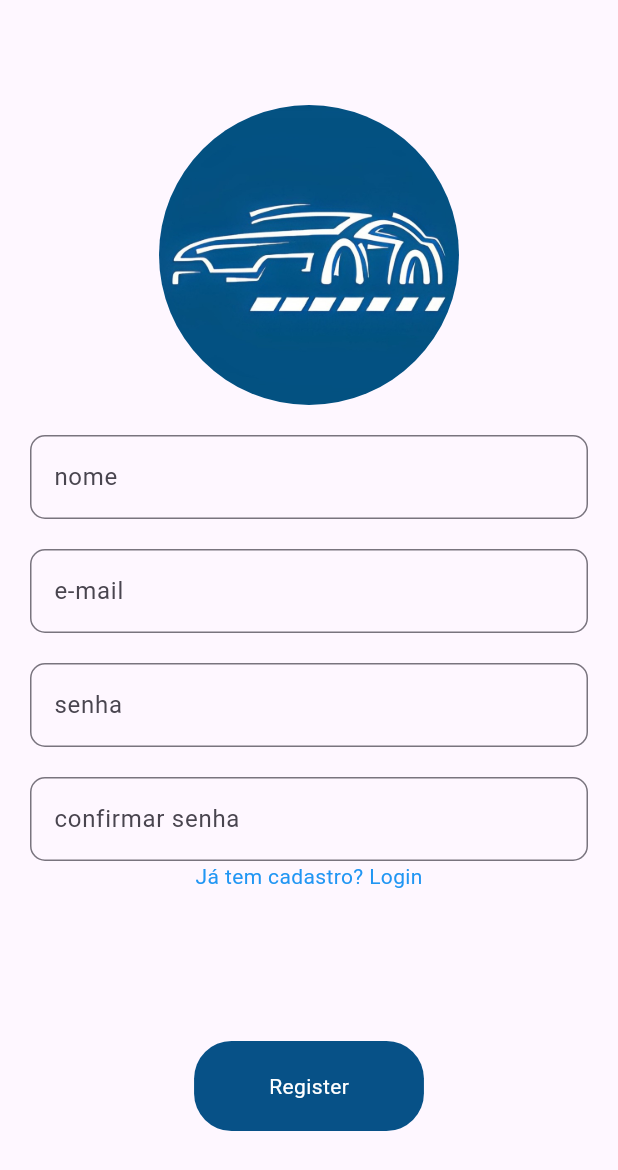
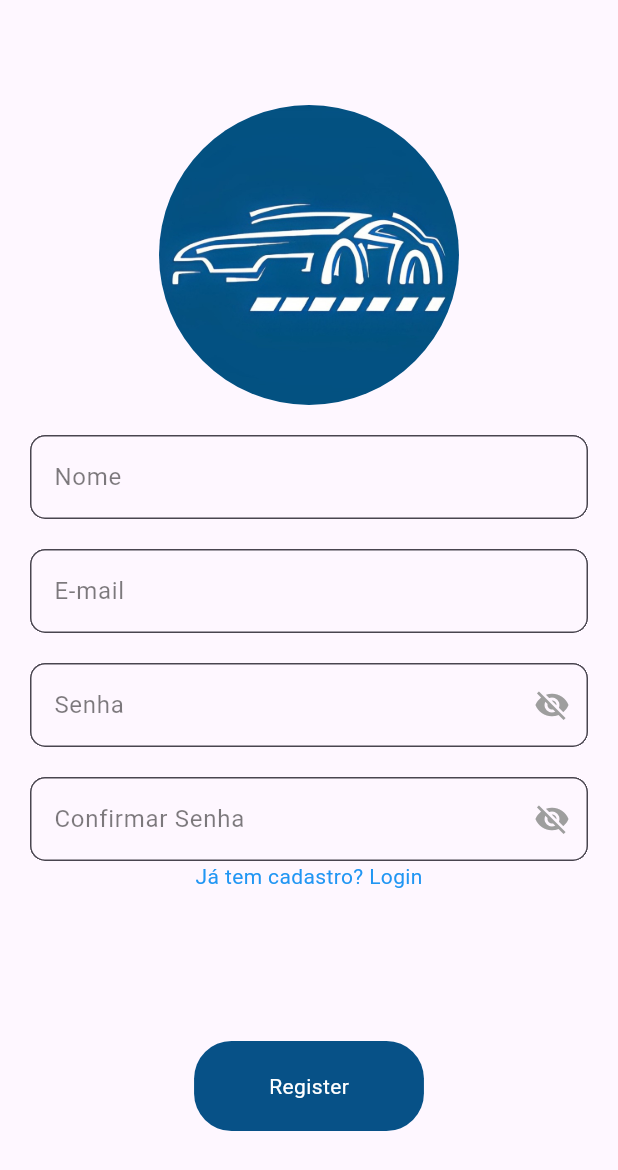
Before and after one commit to kauanBestel/flutter-equipment-booking, a Flutter app: the screen it shows after launch, on a phone screen of 412 x 824 dp. Shown: the top 1170 px of the screen. Run offline on Flutter 3.47's test engine with Material 3 defaults, Android fonts, the phone set to English and light mode, and no system bars; our stand-ins replace firebase_core, flutter_dotenv, table_calendar; missing offline and left inert: steps_indicator; accounts and stored records are empty.

Commit message:
textformfield adjustments

```diff
--- a/lib/presentation/screens/pages/LoginPage.dart
+++ b/lib/presentation/screens/pages/LoginPage.dart
@@ -24,7 +24,7 @@ class LoginPage extends StatelessWidget {
                     height: 200,
                   ),
                 ),
-                const Column(
+                 Column(
                   children: [
                     CustomTextFormField(
                       label: 'E-mail',
@@ -35,6 +35,8 @@ class LoginPage extends StatelessWidget {
                     CustomTextFormField(
                       label: 'Senha',
                     ),
+
+
                   ],
                 ),
                 GestureDetector(
--- a/lib/presentation/screens/pages/ProductsPage.dart
+++ b/lib/presentation/screens/pages/ProductsPage.dart
@@ -10,11 +10,11 @@ class ProductsPage extends StatelessWidget {
   Widget build(BuildContext context) {
     return MaterialApp(
       home: Scaffold(
-        body: const Center(
+        body: Center(
           child: Padding(
             padding: EdgeInsets.all(20.0),
-            child: Column(
-              mainAxisAlignment: MainAxisAlignment.center,
+            child: ListView(
+              shrinkWrap: true,
               children: [
                 CustomTextFormField(label: 'teste'),
               ],
--- a/lib/presentation/screens/pages/RegisterPage.dart
+++ b/lib/presentation/screens/pages/RegisterPage.dart
@@ -2,6 +2,7 @@ import 'package:equipment_boking/presentation/screens/pages/LoginPage.dart';
 import 'package:equipment_boking/presentation/screens/pages/ProductsPage.dart';
 import 'package:equipment_boking/presentation/widgets/custom_textformfield.dart';
 import 'package:equipment_boking/presentation/widgets/custom_button.dart';
+import 'package:equipment_boking/presentation/widgets/form_container_widget.dart';
 import 'package:flutter/material.dart';
 
 class RegisterPage extends StatelessWidget {
@@ -30,19 +31,25 @@ class RegisterPage extends StatelessWidget {
                     const SizedBox(
                       height: 20,
                     ),
-                    const CustomTextFormField(label: 'nome'),
-                    const SizedBox(
-                      height: 20,
+                    const FormContainerWidget(
+                      hintText: 'Nome',
+                      isPasswordField: false,
                     ),
-                    const CustomTextFormField(label: 'e-mail'),
-                    const SizedBox(
-                      height: 20,
+                    SizedBox(height: 20),
+                    const FormContainerWidget(
+                      hintText: 'E-mail',
+                      isPasswordField: false,
                     ),
-                    const CustomTextFormField(label: 'senha'),
-                    const SizedBox(
-                      height: 20,
+                    SizedBox(height: 20),
+                    const FormContainerWidget(
+                      hintText: 'Senha',
+                      isPasswordField: true,
                     ),
-                    const CustomTextFormField(label: 'confirmar senha'),
+                    SizedBox(height: 20),
+                    const FormContainerWidget(
+                      hintText: 'Confirmar Senha',
+                      isPasswordField: true,
+                    ),
                     GestureDetector(
                         onTap: () {
                           Navigator.push(
--- a/lib/presentation/widgets/form_container_widget.dart
+++ b/lib/presentation/widgets/form_container_widget.dart
@@ -12,8 +12,8 @@ class FormContainerWidget extends StatefulWidget {
   final ValueChanged<String>? onFieldSubmitted;
   final TextInputType? inputType;
 
-  const FormContainerWidget(
-      {this.controller,
+  const FormContainerWidget({
+    this.controller,
     this.isPasswordField,
     this.fieldKey,
     this.hintText,
@@ -22,10 +22,11 @@ class FormContainerWidget extends StatefulWidget {
     this.onSaved,
     this.validator,
     this.onFieldSubmitted,
-      this.inputType});
+    this.inputType,
+  });
 
   @override
-  _FormContainerWidgetState createState() => new _FormContainerWidgetState();
+  _FormContainerWidgetState createState() => _FormContainerWidgetState();
 }
 
 class _FormContainerWidgetState extends State<FormContainerWidget> {
@@ -37,10 +38,9 @@ class _FormContainerWidgetState extends State<FormContainerWidget> {
       width: double.infinity,
       clipBehavior: Clip.hardEdge,
       decoration: BoxDecoration(
-        borderRadius: BorderRadius.circular(20),
+        borderRadius: BorderRadius.circular(10.0),
       ),
-      child: new TextFormField(
-          style: TextStyle(color: Colors.black),
+      child: TextFormField(
         controller: widget.controller,
         keyboardType: widget.inputType,
         key: widget.fieldKey,
@@ -48,12 +48,12 @@ class _FormContainerWidgetState extends State<FormContainerWidget> {
         onSaved: widget.onSaved,
         validator: widget.validator,
         onFieldSubmitted: widget.onFieldSubmitted,
-          decoration: new InputDecoration(
-              border: InputBorder.none,
+        decoration: InputDecoration(
+          fillColor: Color.fromARGB(0, 255, 255, 255),
           filled: true,
           hintText: widget.hintText,
-              hintStyle: TextStyle(color: Colors.black45),
-              suffixIcon: new GestureDetector(
+          hintStyle: const TextStyle(color: Color.fromARGB(131, 0, 0, 0)),
+          suffixIcon: GestureDetector(
             onTap: () {
               setState(() {
                 _obscureText = !_obscureText;
@@ -62,11 +62,16 @@ class _FormContainerWidgetState extends State<FormContainerWidget> {
             child: widget.isPasswordField == true
                 ? Icon(
                     _obscureText ? Icons.visibility_off : Icons.visibility,
-                        color:
-                            _obscureText == false ? Colors.blue : Colors.grey,
+                    color: _obscureText == false ? Colors.blue : Colors.grey,
                   )
-                    : Text(""),
-              ))),
+                : const Text(""),
+          ),
+          border: OutlineInputBorder(
+            borderSide: BorderSide(color: Colors.black),
+            borderRadius: BorderRadius.circular(10.0),
+          ),
+        ),
+      ),
     );
   }
 }
--- a/pubspec.yaml
+++ b/pubspec.yaml
@@ -67,7 +67,7 @@ flutter:
   # To add assets to your application, add an assets section, like this:
   assets:
     - assets/images/conectaHD.jpeg
-
+    - .env
   # An image asset can refer to one or more resolution-specific "variants", see
   # https://flutter.dev/assets-and-images/#resolution-aware
 
```
Lines whose indentation alone changed are shown as unchanged.
